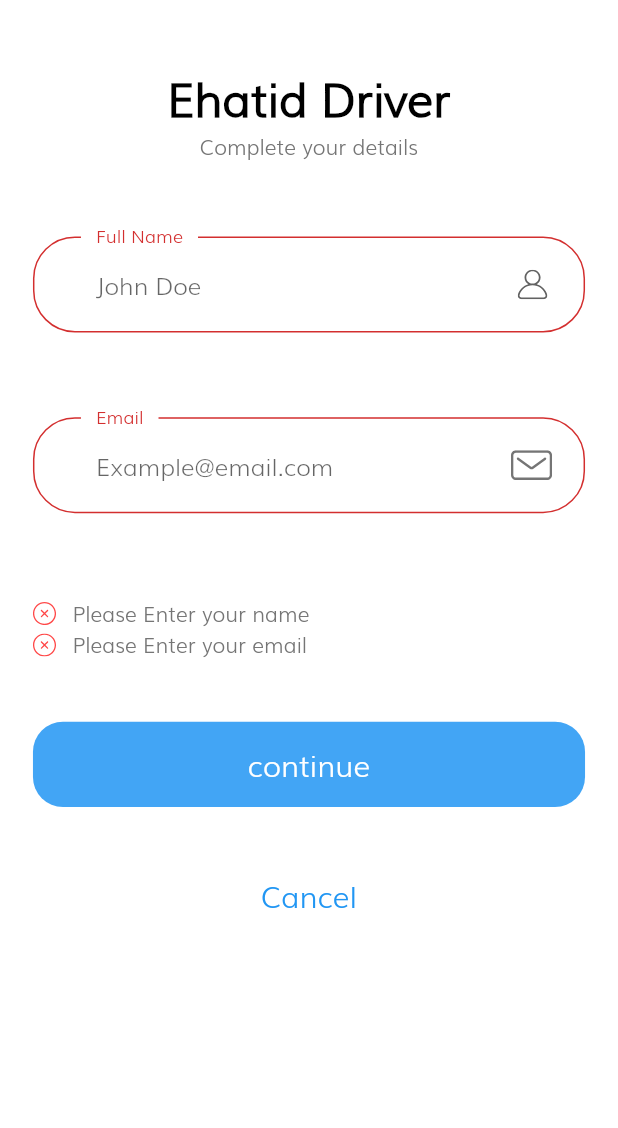
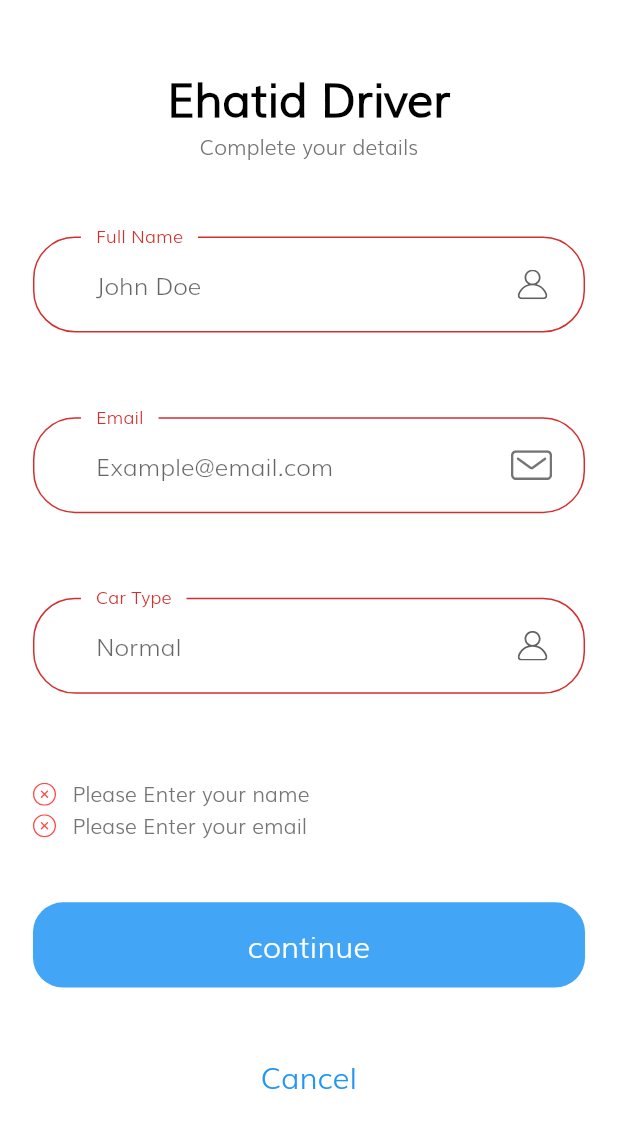
Before and after one commit to iiTzMontzz/ff_driver, a Flutter app: the Signup screen opened by its route, after a tap on "continue", on a phone screen of 412 x 824 dp. Shown: the top 1128 px of the screen. Run offline on Flutter 3.47's test engine with Material 2 defaults, Android fonts, the phone set to English and light mode, and no system bars; our stand-ins replace assets_audio_player, auto_size_text, cloud_firestore, connectivity, firebase_auth, firebase_core and 8 more; missing offline and left inert: flutter_geofire, flutter_polyline_points, maps_toolkit; accounts and stored records are empty; statements that could not run were skipped.

Commit message:
Update yow sheesh

```diff
--- a/lib/authentication_folder/sign_up.dart
+++ b/lib/authentication_folder/sign_up.dart
@@ -26,6 +26,7 @@ class _SignupState extends State<Signup> {
   final _auth = AuthService();
   var _fullname = TextEditingController();
   var _email = TextEditingController();
+  var _cartype = TextEditingController();
 
   void showSnackBar(String title) {
     final snackbar = SnackBar(
@@ -61,14 +62,15 @@ class _SignupState extends State<Signup> {
             ProgressDialog(status: 'Please Wait...'));
     try {
       if (uid != null) {
-        await Data(uid: uid).addDriver(_fullname.text, _email.text, phone);
+        await Data(uid: uid)
+            .addDriver(_fullname.text, _email.text, phone, _cartype.text);
         DatabaseReference dbref =
             FirebaseDatabase.instance.reference().child('drivers/$uid');
         Map userMap = {
           'Email': _email.text,
           'FullName': _fullname.text,
           'phone': phone,
-          'carType': 'Normal'
+          'carType': _cartype.text,
         };
         await dbref.set(userMap);
         Navigator.of(context).pop();
@@ -112,6 +114,8 @@ class _SignupState extends State<Signup> {
                         SizedBox(height: getProportionateScreenHeight(30)),
                         buildEmail(),
                         SizedBox(height: getProportionateScreenHeight(30)),
+                        buildCartype(),
+                        SizedBox(height: getProportionateScreenHeight(30)),
                         FormError(errors: errors),
                         SizedBox(height: getProportionateScreenHeight(40)),
                         DefaultButton(
@@ -152,6 +156,31 @@ class _SignupState extends State<Signup> {
             ),
           ),
         ),
+      ),
+    );
+  }
+
+  TextFormField buildCartype() {
+    return TextFormField(
+      controller: _cartype,
+      onChanged: (value) {
+        if (value.isNotEmpty) {
+          removeError(error: kNamelNullError);
+        }
+        return null;
+      },
+      validator: (value) {
+        if (value.isEmpty) {
+          addError(error: kNamelNullError);
+          return "";
+        }
+        return null;
+      },
+      decoration: InputDecoration(
+        labelText: "Car Type",
+        hintText: "Normal",
+        floatingLabelBehavior: FloatingLabelBehavior.always,
+        suffixIcon: CustomSurffixIcon(svgIcon: "assets/icons/User.svg"),
       ),
     );
   }
--- a/lib/models_folder/driver.dart
+++ b/lib/models_folder/driver.dart
@@ -3,6 +3,7 @@ class Driver {
   final String fullname;
   final String email;
   final String phone;
+  final String cartype;
 
-  Driver({this.uid, this.fullname, this.email, this.phone});
+  Driver({this.uid, this.fullname, this.email, this.phone, this.cartype});
 }
--- a/lib/models_folder/driverdata.dart
+++ b/lib/models_folder/driverdata.dart
@@ -8,6 +8,7 @@ class DriverData {
   String carModel;
   String carColor;
   String plateNumber;
+  String carType;
 
   DriverData({
     this.fullName,
@@ -17,6 +18,7 @@ class DriverData {
     this.carModel,
     this.carColor,
     this.plateNumber,
+    this.carType,
   });
 
   DriverData.fromSnapshot(DataSnapshot snapshot) {
@@ -27,5 +29,6 @@ class DriverData {
     carModel = snapshot.value['vehicle_detail']['car_model'];
     carColor = snapshot.value['vehicle_detail']['car_color'];
     plateNumber = snapshot.value['vehicle_detail']['plate_no'];
+    carType = snapshot.value['carType'];
   }
 }
--- a/lib/services_folder/_database/data.dart
+++ b/lib/services_folder/_database/data.dart
@@ -30,13 +30,14 @@ class Data {
   }
 
   //Add Driver
-  Future addDriver(String fullname, String email, String phone) async {
+  Future addDriver(
+      String fullname, String email, String phone, String cartype) async {
     return await _db.collection('Drivers').document(uid).setData({
       'uid': uid,
       'Fullname': fullname,
       'Email': email,
       'phone': phone,
-      'carType': 'Normal'
+      'carType': cartype,
     });
   }
 
--- a/lib/services_folder/_helper/helper_method.dart
+++ b/lib/services_folder/_helper/helper_method.dart
@@ -70,7 +70,7 @@ class HelperMethod {
   }
 
   //Re Enable Geofire of the Driver
-  static void enableHomeTabLocationUpdates(String uid) async {
+  static void enableHomeTabLocationUpdatess(String uid) async {
     bool response = await Geofire.setLocation(
         uid, currentPosition.latitude, currentPosition.longitude);
     print("RE ENABLE GEOFIRE >>> $response");
```
Also changed, not shown: lib/screens_folder/_pages/_functions/new_trip_page.dart (+9 -1 lines), lib/screens_folder/_pages/_functions/trip_notification.dart (+6 -3 lines), lib/screens_folder/_pages/_profile/profile_edit.dart (+10 -4 lines).
